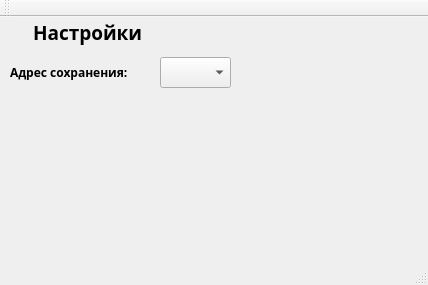
Qt form mainwindow.ui (SEScreen/Client) before a commit.
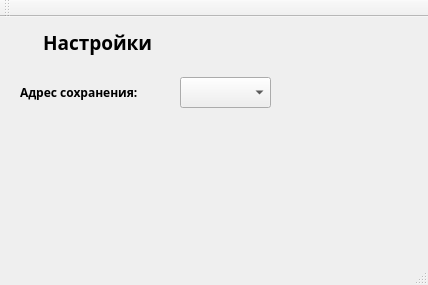
The same form after that commit. Icons and pictures are not drawn.

The edit to the form file:
```diff
--- a/mainwindow.ui
+++ b/mainwindow.ui
@@ -30,8 +30,8 @@
    <widget class="QLabel" name="label">
     <property name="geometry">
      <rect>
-      <x>10</x>
-      <y>0</y>
+      <x>20</x>
+      <y>10</y>
       <width>171</width>
       <height>31</height>
      </rect>
@@ -55,8 +55,8 @@
    <widget class="QLabel" name="label_2">
     <property name="geometry">
      <rect>
-      <x>10</x>
-      <y>40</y>
+      <x>20</x>
+      <y>60</y>
       <width>151</width>
       <height>31</height>
      </rect>
@@ -79,9 +79,9 @@
    <widget class="QComboBox" name="comboBox">
     <property name="geometry">
      <rect>
-      <x>160</x>
-      <y>40</y>
-      <width>71</width>
+      <x>180</x>
+      <y>60</y>
+      <width>91</width>
       <height>31</height>
      </rect>
     </property>
```
